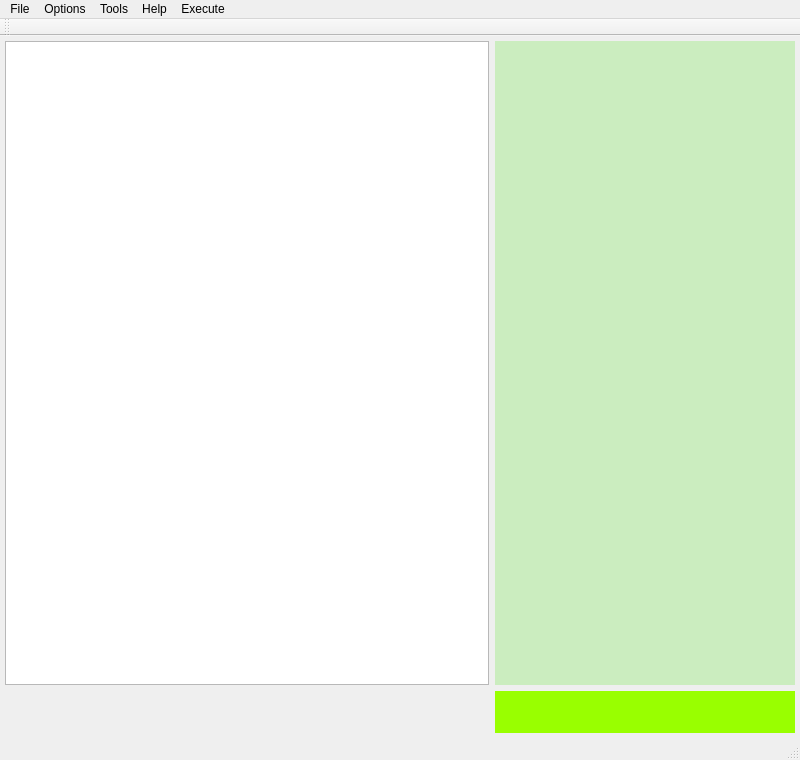
Old version of the form mainwindow.ui in the repository cuby-tec/mitoPrinter.
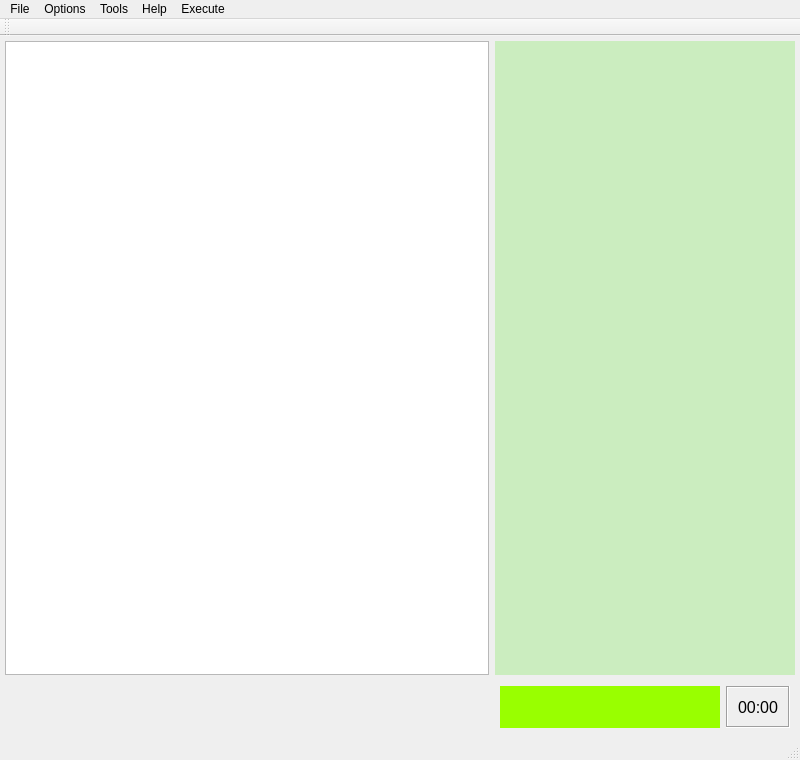
New version of the form. Icons and pictures are not drawn. Custom widgets are drawn as their Qt base class.

Commit message: #40 Start work time.

```diff
--- a/mainwindow.ui
+++ b/mainwindow.ui
@@ -54,6 +54,20 @@
      </widget>
     </item>
     <item row="1" column="1">
+     <layout class="QHBoxLayout" name="horizontalLayout">
+      <property name="leftMargin">
+       <number>5</number>
+      </property>
+      <property name="topMargin">
+       <number>5</number>
+      </property>
+      <property name="rightMargin">
+       <number>5</number>
+      </property>
+      <property name="bottomMargin">
+       <number>5</number>
+      </property>
+      <item>
      <widget class="QWidget" name="statusLabel" native="true">
       <property name="sizePolicy">
        <sizepolicy hsizetype="Preferred" vsizetype="Preferred">
@@ -77,6 +91,46 @@
        <string notr="true">background-color: rgb(153, 255, 0);</string>
       </property>
      </widget>
+      </item>
+      <item>
+       <widget class="QLabel" name="startTimeLabel">
+        <property name="maximumSize">
+         <size>
+          <width>64</width>
+          <height>16777215</height>
+         </size>
+        </property>
+        <property name="font">
+         <font>
+          <pointsize>12</pointsize>
+          <weight>50</weight>
+          <bold>false</bold>
+         </font>
+        </property>
+        <property name="toolTip">
+         <string>Start program time.</string>
+        </property>
+        <property name="statusTip">
+         <string/>
+        </property>
+        <property name="frameShape">
+         <enum>QFrame::Box</enum>
+        </property>
+        <property name="frameShadow">
+         <enum>QFrame::Sunken</enum>
+        </property>
+        <property name="text">
+         <string>00:00</string>
+        </property>
+        <property name="textFormat">
+         <enum>Qt::PlainText</enum>
+        </property>
+        <property name="alignment">
+         <set>Qt::AlignCenter</set>
+        </property>
+       </widget>
+      </item>
+     </layout>
     </item>
    </layout>
   </widget>
```
Lines whose indentation alone changed are shown as unchanged. The commit also changes 5 other files.
